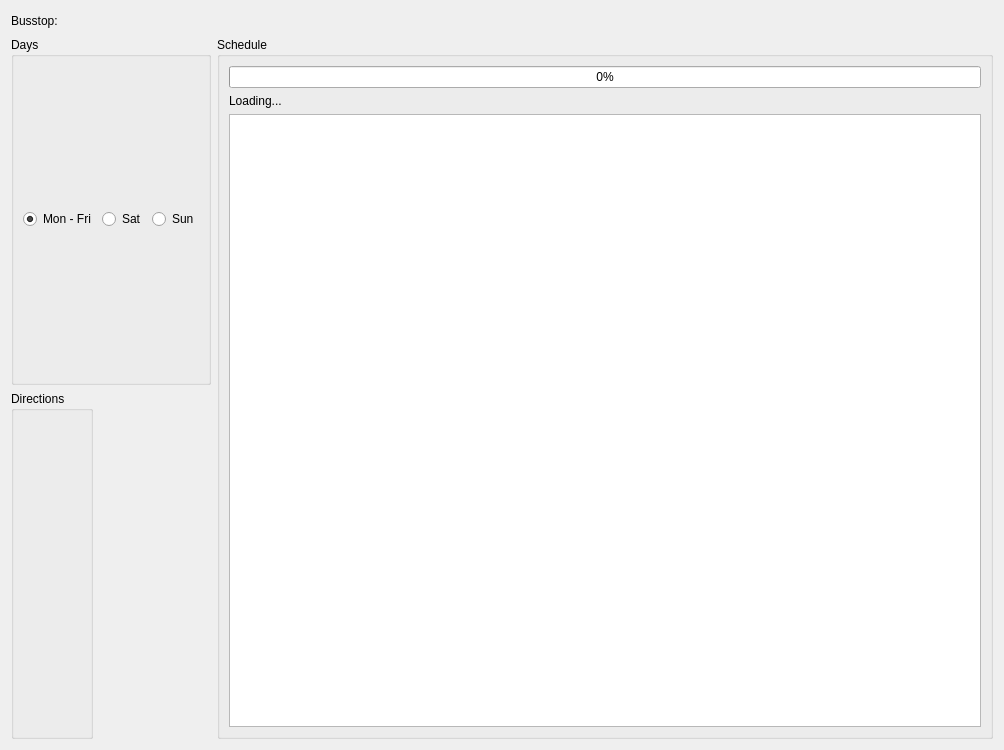
ma7t3/ScheduleMaster, file Widgets/WdgBusstopschedule.ui: the form before one commit.
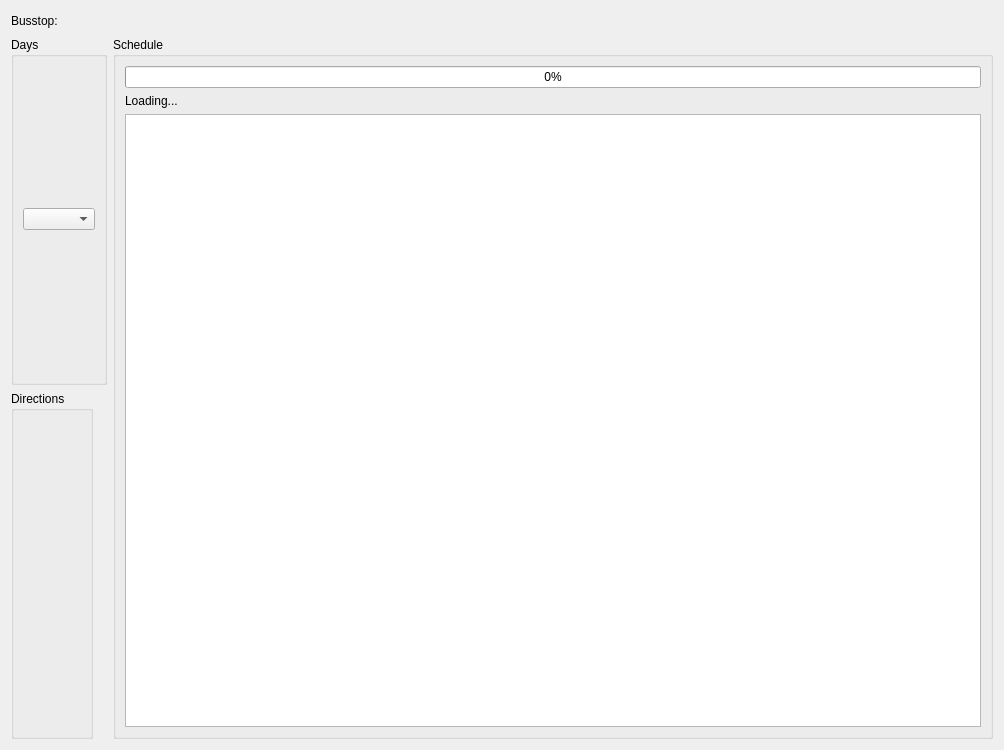
The form after the commit. Custom widgets are drawn as their Qt base class.

Commit message: added DayTypes to WdgBusstopSchedule

The edit to the form file:
```diff
--- a/Widgets/WdgBusstopschedule.ui
+++ b/Widgets/WdgBusstopschedule.ui
@@ -65,28 +65,7 @@
          </property>
          <layout class="QHBoxLayout" name="horizontalLayout_3">
           <item>
-           <widget class="QRadioButton" name="rbMonFri">
-            <property name="text">
-             <string>Mon - Fri</string>
-            </property>
-            <property name="checked">
-             <bool>true</bool>
-            </property>
-           </widget>
-          </item>
-          <item>
-           <widget class="QRadioButton" name="rbSat">
-            <property name="text">
-             <string>Sat</string>
-            </property>
-           </widget>
-          </item>
-          <item>
-           <widget class="QRadioButton" name="rbSun">
-            <property name="text">
-             <string>Sun</string>
-            </property>
-           </widget>
+           <widget class="QComboBox" name="cmbDayTypes"/>
           </item>
          </layout>
         </widget>
```
The commit also changes 6 other files.
